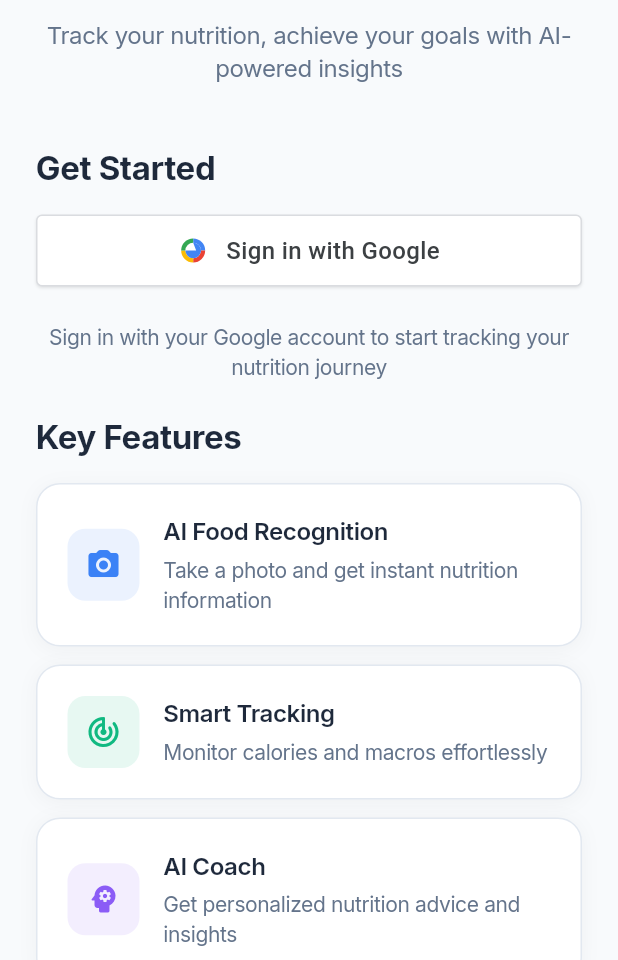
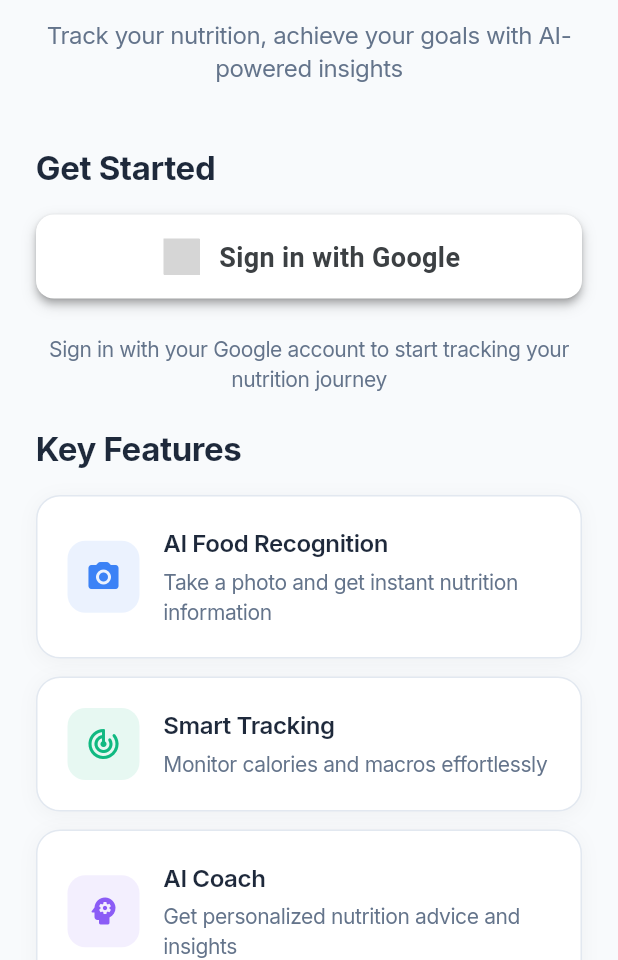
Before and after one commit to SISIR-REDDY/calorie_vita, a Flutter app: the screen it shows after launch, after a tap on "Sign in with Google", on a phone screen of 412 x 824 dp, the part 276-1236 px from its top. Run offline on Flutter 3.47's test engine with Material 3 defaults, Android fonts, the phone set to English and light mode, and no system bars; drawn by our look-alikes of sign_in_button; our stand-ins replace cloud_firestore, connectivity_plus, device_info_plus, firebase_analytics, firebase_auth, firebase_core and 8 more; missing offline and left inert: mobile_scanner; accounts and stored records are empty; statements that could not run were skipped; grey boxes are pictures that could not be loaded.

Commit message:
changed welcome screen and added version in pubspec.yaml

```diff
--- a/lib/config/ai_config.dart
+++ b/lib/config/ai_config.dart
@@ -1,5 +1,5 @@
 class AIConfig {
-  static const String apiKey = '';
+  static const String apiKey = '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';
 
   static const String baseUrl = 'https://openrouter.ai/api/v1/chat/completions';
 
--- a/lib/screens/welcome_screen.dart
+++ b/lib/screens/welcome_screen.dart
@@ -1,5 +1,6 @@
 import 'package:flutter/material.dart';
 import 'package:google_fonts/google_fonts.dart';
+import 'package:sign_in_button/sign_in_button.dart';
 import '../ui/app_colors.dart';
 import '../services/auth_service.dart';
 
@@ -223,7 +224,7 @@ class _WelcomeScreenState extends State<WelcomeScreen>
           Container(
             padding: const EdgeInsets.all(12),
             decoration: BoxDecoration(
-              color: color.withOpacity(0.1),
+              color: color.withValues(alpha: 0.1),
               borderRadius: BorderRadius.circular(12),
             ),
             child: Icon(
@@ -295,173 +296,75 @@ class _WelcomeScreenState extends State<WelcomeScreen>
     );
   }
 
-  /// Professional Google Sign-In Button following Google Brand Guidelines
+  /// Professional Google Sign-In Button using external package
   Widget _buildProfessionalGoogleButton() {
     return Container(
       width: double.infinity,
-      height: 48,
+      height: 56,
       decoration: BoxDecoration(
-        color: Colors.white,
-        borderRadius: BorderRadius.circular(4),
-        border: Border.all(
-          color: const Color(0xFFDADCE0),
-          width: 1,
-        ),
+        borderRadius: BorderRadius.circular(12),
         boxShadow: [
           BoxShadow(
-            color: Colors.black.withOpacity(0.1),
-            blurRadius: 1,
-            offset: const Offset(0, 1),
+            color: Colors.black.withValues(alpha: 0.15),
+            blurRadius: 8,
+            offset: const Offset(0, 4),
           ),
         ],
       ),
-      child: Material(
-        color: Colors.transparent,
-        child: InkWell(
-          onTap: _isGoogleSigningIn ? null : _signInWithGoogle,
-          borderRadius: BorderRadius.circular(4),
-          child: Padding(
-            padding: const EdgeInsets.symmetric(horizontal: 16),
+      child: _isGoogleSigningIn
+          ? Container(
+              decoration: BoxDecoration(
+                color: Colors.grey.shade100,
+                borderRadius: BorderRadius.circular(12),
+                border: Border.all(
+                  color: const Color(0xFFDADCE0),
+                  width: 1.5,
+                ),
+              ),
+              child: Center(
                 child: Row(
                   mainAxisAlignment: MainAxisAlignment.center,
                   children: [
-                if (_isGoogleSigningIn) ...[
-                  // Loading indicator
                     const SizedBox(
-                    width: 20,
-                    height: 20,
+                      width: 24,
+                      height: 24,
                       child: CircularProgressIndicator(
-                      strokeWidth: 2,
+                        strokeWidth: 2.5,
                         valueColor: AlwaysStoppedAnimation<Color>(
                           Color(0xFF3C4043),
                         ),
                       ),
                     ),
-                  const SizedBox(width: 12),
+                    const SizedBox(width: 16),
                     Text(
                       'Signing in...',
                       style: GoogleFonts.roboto(
-                      fontSize: 16,
-                      fontWeight: FontWeight.w500,
-                      color: const Color(0xFF3C4043),
-                      letterSpacing: 0.25,
-                    ),
-                  ),
-                ] else ...[
-                  // Google Logo using official colors
-                  _buildGoogleLogo(),
-                  const SizedBox(width: 12),
-                  // Google Text
-                  Text(
-                    'Sign in with Google',
-                    style: GoogleFonts.roboto(
-                      fontSize: 16,
-                      fontWeight: FontWeight.w500,
+                        fontSize: 18,
+                        fontWeight: FontWeight.w600,
                         color: const Color(0xFF3C4043),
                         letterSpacing: 0.25,
                       ),
                     ),
                   ],
-              ],
                 ),
               ),
+            )
+          : SignInButton(
+              Buttons.google,
+              text: "Sign in with Google",
+              onPressed: _signInWithGoogle,
+              shape: RoundedRectangleBorder(
+                borderRadius: BorderRadius.circular(12),
+              ),
+              padding: const EdgeInsets.symmetric(horizontal: 24, vertical: 16),
+              textStyle: GoogleFonts.roboto(
+                fontSize: 18,
+                fontWeight: FontWeight.w600,
+                color: const Color(0xFF3C4043),
+                letterSpacing: 0.25,
               ),
             ),
     );
   }
 
-  /// Official Google Logo using proper brand colors
-  Widget _buildGoogleLogo() {
-    return SizedBox(
-      width: 20,
-      height: 20,
-      child: CustomPaint(
-        painter: GoogleLogoPainter(),
-      ),
-    );
 }
-}
-
-/// Official Google Logo Painter following Google Brand Guidelines
-class GoogleLogoPainter extends CustomPainter {
-  @override
-  void paint(Canvas canvas, Size size) {
-    final paint = Paint();
-
-    // Official Google brand colors
-    const blue = Color(0xFF4285F4);
-    const red = Color(0xFFEA4335);
-    const yellow = Color(0xFFFBBC05);
-    const green = Color(0xFF34A853);
-
-    final center = Offset(size.width / 2, size.height / 2);
-    final radius = size.width * 0.4;
-
-    paint.style = PaintingStyle.fill;
-
-    // Blue section (top-right)
-    paint.color = blue;
-    canvas.drawArc(
-      Rect.fromCircle(center: center, radius: radius),
-      -1.57, // -90 degrees
-      1.57, // 90 degrees
-      true,
-      paint,
-    );
-
-    // Red section (right)
-    paint.color = red;
-    canvas.drawArc(
-      Rect.fromCircle(center: center, radius: radius),
-      0, // 0 degrees
-      1.57, // 90 degrees
-      true,
-      paint,
-    );
-
-    // Yellow section (bottom)
-    paint.color = yellow;
-    canvas.drawArc(
-      Rect.fromCircle(center: center, radius: radius),
-      1.57, // 90 degrees
-      1.57, // 90 degrees
-      true,
-      paint,
-    );
-
-    // Green section (left)
-    paint.color = green;
-    canvas.drawArc(
-      Rect.fromCircle(center: center, radius: radius),
-      3.14, // 180 degrees
-      1.57, // 90 degrees
-      true,
-      paint,
-    );
-
-    // White center circle
-    paint.color = Colors.white;
-    canvas.drawCircle(center, radius * 0.65, paint);
-
-    // Blue "G" cutout
-    paint.color = blue;
-    final path = Path();
-    path.moveTo(center.dx, center.dy - radius * 0.65);
-    path.arcTo(
-      Rect.fromCircle(center: center, radius: radius * 0.65),
-      -1.57, // -90 degrees
-      4.71, // 270 degrees
-      false,
-    );
-    path.lineTo(center.dx + radius * 0.25, center.dy);
-    path.lineTo(center.dx + radius * 0.65, center.dy);
-    path.lineTo(center.dx + radius * 0.65, center.dy + radius * 0.1);
-    path.lineTo(center.dx + radius * 0.25, center.dy + radius * 0.1);
-    path.lineTo(center.dx + radius * 0.25, center.dy);
-    path.close();
-    canvas.drawPath(path, paint);
-  }
-
-  @override
-  bool shouldRepaint(CustomPainter oldDelegate) => false;
-}
--- a/pubspec.yaml
+++ b/pubspec.yaml
@@ -30,7 +30,8 @@ dependencies:
   google_fonts: ^6.1.0
   intl: ^0.18.1
   provider: ^6.1.1
-  google_sign_in: ^6.1.5   # ✅ Google Sign-In
+  google_sign_in: ^6.1.5
+  sign_in_button: ^4.0.1
 
   # HTTP (for food detection API later)
   http: ^1.1.0
```
Also changed, not shown: pubspec.lock. Lines whose indentation alone changed are shown as unchanged.
